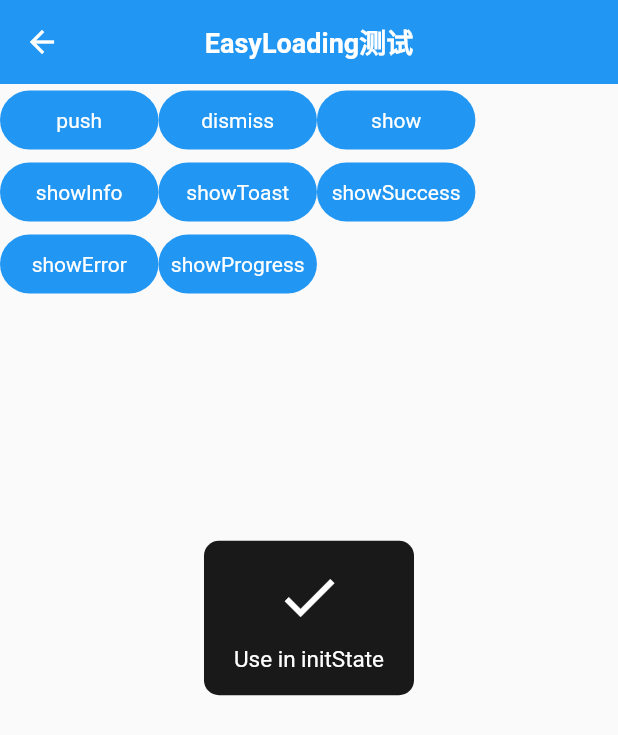
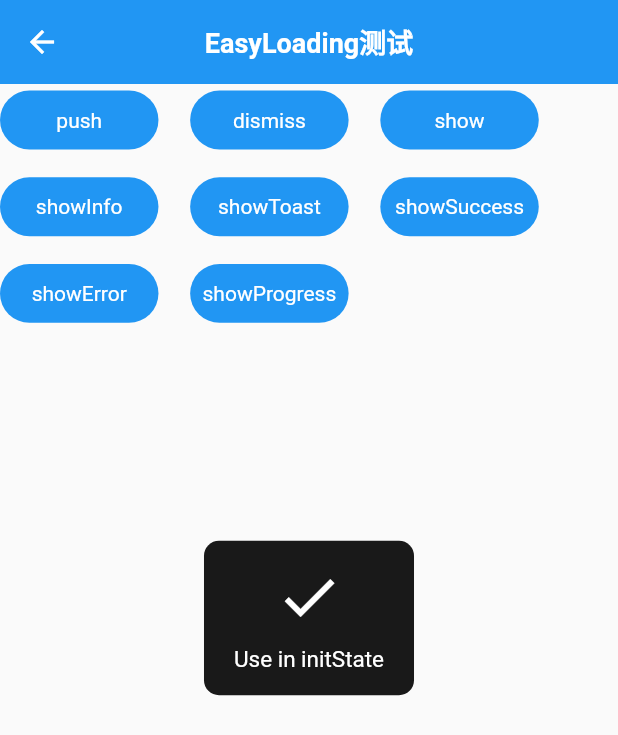
Before and after one commit to FlyNothing/flutter_demo, a Flutter app: the EasyLoadingPage screen opened directly, on a phone screen of 412 x 824 dp. Shown: the top 735 px of the screen. Run offline on Flutter 3.47's test engine with Material 2 defaults, Android fonts, the phone set to English and light mode, and no system bars; our stand-ins replace badges, cached_network_image, date_format, device_preview, dio, easy_refresh and 8 more; missing offline and left inert: flutter_date_picker_timeline; accounts and stored records are empty.

Commit message:
[U] - 抽取TextButton后样式调整

```diff
--- a/lib/plugin/easyloading/page/easy_loading_page.dart
+++ b/lib/plugin/easyloading/page/easy_loading_page.dart
@@ -4,6 +4,7 @@ import 'package:flutter/material.dart';
 import 'package:flutter_demo/common/util/global_widget.dart';
 import 'package:flutter_demo/plugin/easyloading/page/test_page.dart';
 import 'package:flutter_easyloading/flutter_easyloading.dart';
+import 'package:flutter_screenutil/flutter_screenutil.dart';
 
 class EasyLoadingPage extends StatefulWidget {
   const EasyLoadingPage({Key? key}) : super(key: key);
@@ -38,8 +39,8 @@ class _EasyLoadingPageState extends State<EasyLoadingPage> {
   Widget _getBody(BuildContext context) {
     return SingleChildScrollView(
       child: Wrap(
-        // runAlignment: WrapAlignment.center,
-        // crossAxisAlignment: WrapCrossAlignment.center,
+        spacing: 20.w,
+        runSpacing: 10.h,
         children: [
           textButtonStandard('push', () {
             _timer?.cancel();
```
